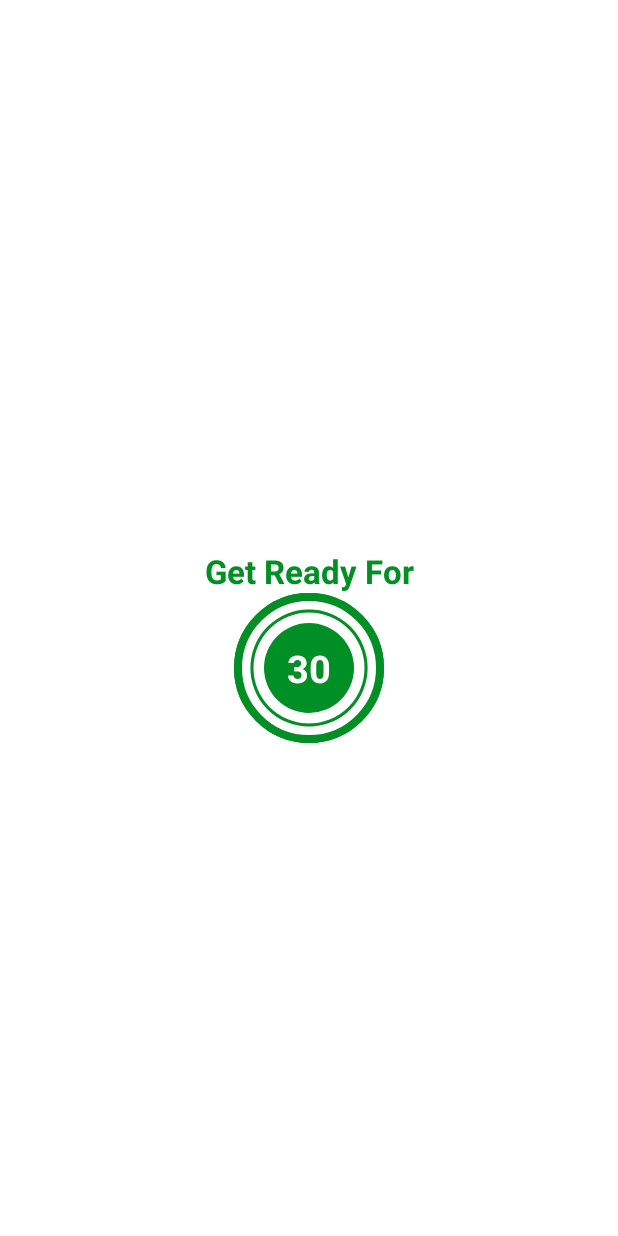
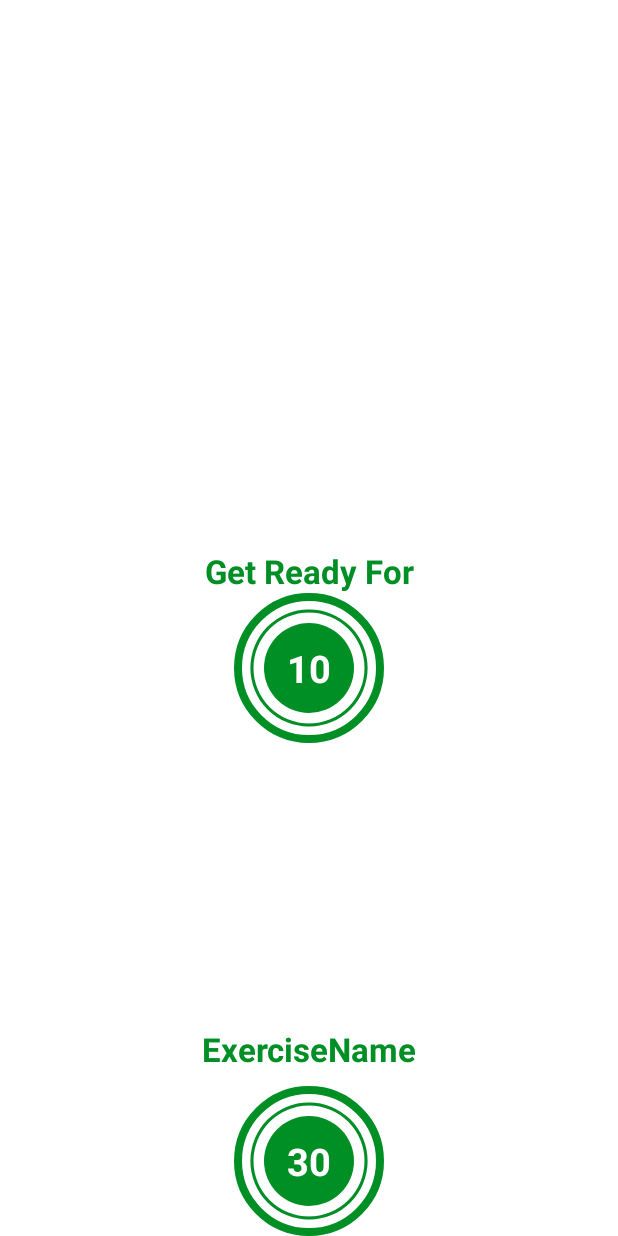
Before and after one commit to HakanBayazitHabes/WorkoutApp, an Android app: the layout activity_exercise.xml on its own in the app's theme, with its tools: preview values and no code run, on a phone screen of 412 x 824 dp. Run offline under Robolectric (Android 15) with nearby library versions, the phone set to English and light mode, and no system bars.

```diff
--- a/app/src/main/res/layout/activity_exercise.xml
+++ b/app/src/main/res/layout/activity_exercise.xml
@@ -25,12 +25,12 @@
         android:textColor="@color/colorAccent"
         android:textSize="22sp"
         android:textStyle="bold"
-        app:layout_constraintBottom_toTopOf="@+id/flProgressBar"
+        app:layout_constraintBottom_toTopOf="@+id/flRestView"
         app:layout_constraintEnd_toEndOf="parent"
         app:layout_constraintStart_toStartOf="parent" />
 
     <FrameLayout
-        android:id="@+id/flProgressBar"
+        android:id="@+id/flRestView"
         android:layout_width="100dp"
         android:layout_height="100dp"
         android:layout_marginTop="10dp"
@@ -74,18 +74,42 @@
 
     </FrameLayout>
 
+    <ImageView
+        android:id="@+id/ivImage"
+        android:layout_width="match_parent"
+        android:layout_height="0dp"
+        android:scaleType="fitXY"
+        android:src="@drawable/ic_jumping_jacks"
+        android:visibility="invisible"
+        app:layout_constraintBottom_toTopOf="@id/tvExerciseName"
+        app:layout_constraintTop_toBottomOf="@id/toolbarExercise" />
+
+    <TextView
+        android:id="@+id/tvExerciseName"
+        android:layout_width="wrap_content"
+        android:layout_height="wrap_content"
+        android:text="ExerciseName"
+        android:textColor="@color/colorAccent"
+        android:textSize="22sp"
+        android:textStyle="bold"
+        android:visibility="gone"
+        app:layout_constraintEnd_toEndOf="parent"
+        app:layout_constraintStart_toStartOf="parent"
+        app:layout_constraintTop_toBottomOf="@id/ivImage"
+        tools:visibility="visible" />
+
     <FrameLayout
         android:id="@+id/flExerciseView"
         android:layout_width="100dp"
         android:layout_height="100dp"
         android:layout_marginTop="10dp"
+        android:background="@drawable/item_circular_color_accent_border"
         android:visibility="gone"
-        tools:visibility="visible"
-        android:background="@drawable/item_circular_color_accent_border"
         app:layout_constraintBottom_toBottomOf="parent"
         app:layout_constraintEnd_toEndOf="parent"
         app:layout_constraintStart_toStartOf="parent"
-        app:layout_constraintTop_toBottomOf="@id/toolbarExercise">
+        app:layout_constraintTop_toBottomOf="@id/tvExerciseName"
+        tools:visibility="visible">
 
         <ProgressBar
             android:id="@+id/progressBarExercise"
```
Also changed, not shown: app/src/main/java/com/hakanbayazithabes/workoutapp/Constans.kt (added, +78 -0 lines), app/src/main/java/com/hakanbayazithabes/workoutapp/ExerciseActivity.kt (+30 -8 lines), app/src/main/java/com/hakanbayazithabes/workoutapp/ExerciseModel.kt (added, +48 -0 lines), app/src/main/res/drawable/ic_abdominal_crunch.png (added), app/src/main/res/drawable/ic_high_knees_running_in_place.png (added), app/src/main/res/drawable/ic_jumping_jacks.png (added), app/src/main/res/drawable/ic_lunge.png (added), app/src/main/res/drawable/ic_plank.png (added), app/src/main/res/drawable/ic_push_up.png (added), app/src/main/res/drawable/ic_push_up_and_rotation.png (added), app/src/main/res/drawable/ic_side_plank.png (added), app/src/main/res/drawable/ic_squat.png (added), app/src/main/res/drawable/ic_step_up_onto_chair.png (added), app/src/main/res/drawable/ic_triceps_dip_on_chair.png (added), 1 more files.
